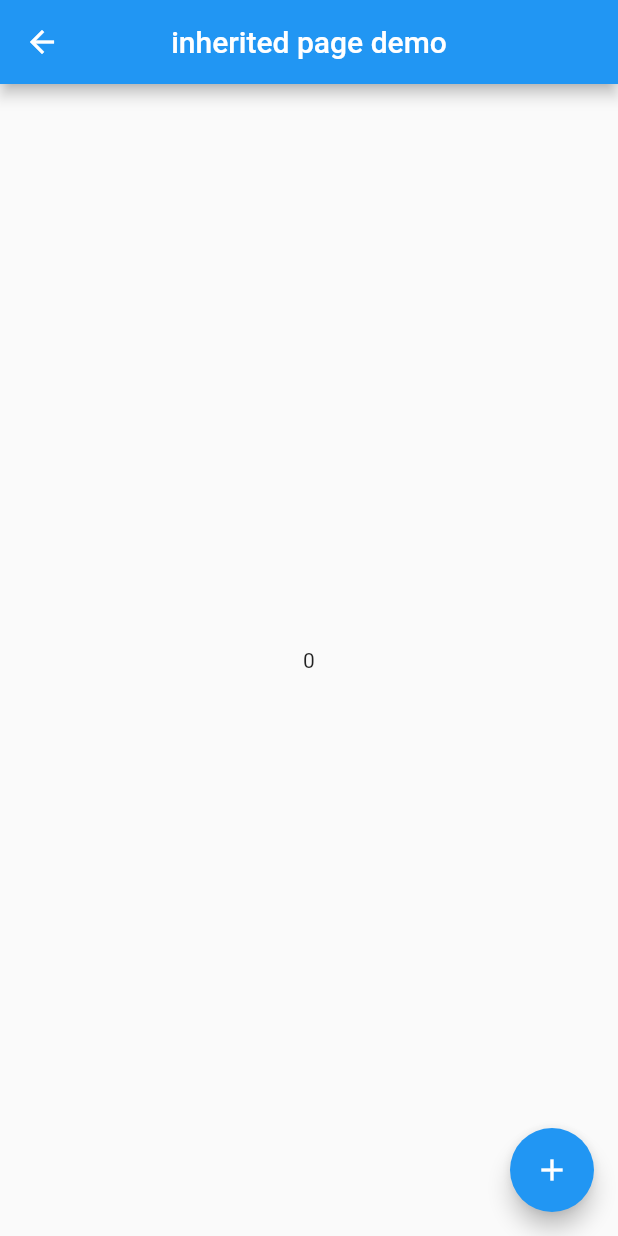
After one commit to hangYq/zeus_flutter, a Flutter app: the screen it shows after launch, after a tap on "inherited", on a phone screen of 412 x 824 dp. The commit adds this screen. Run offline on Flutter 3.47's test engine with Material 2 defaults, Android fonts, the phone set to English and light mode, and no system bars.

Commit message:
feat: InheritedWidget

```diff
--- /dev/null
+++ b/lib/pages/inherited_page/view.dart
@@ -0,0 +1,96 @@
+import 'package:flutter/material.dart';
+
+class InheritedDemoPage extends StatefulWidget {
+  const InheritedDemoPage({Key? key}) : super(key: key);
+
+  @override
+  State<InheritedDemoPage> createState() => _InheritedDemoPageState();
+}
+
+class _InheritedDemoPageState extends State<InheritedDemoPage> {
+  int _number = 0;
+
+  void _incrementCounter() {
+    setState(() {
+      _number++;
+    });
+  }
+
+  @override
+  Widget build(BuildContext context) {
+    return Scaffold(
+      appBar: AppBar(
+        title: Text('inherited page demo'),
+        centerTitle: true,
+      ),
+      body: InheritedInfoWidget(
+        number: _number,
+        child: Center(
+          child: Column(
+            mainAxisAlignment: MainAxisAlignment.center,
+            children: [
+              InfoChildWidget(),
+            ],
+          ),
+        ),
+      ),
+      floatingActionButton: FloatingActionButton(
+        onPressed: _incrementCounter,
+        child: Icon(
+          Icons.add,
+        ),
+      ),
+    );
+  }
+}
+
+class InheritedInfoWidget extends InheritedWidget {
+  InheritedInfoWidget({
+    Key? key,
+    required this.number,
+    required this.child,
+  }) : super(
+          key: key,
+          child: child,
+        );
+
+  final int number;
+  final Widget child;
+
+  @override
+  bool updateShouldNotify(covariant InheritedWidget oldWidget) {
+    return true;
+  }
+
+  static InheritedInfoWidget? of(BuildContext context) {
+    return context.dependOnInheritedWidgetOfExactType<InheritedInfoWidget>();
+
+    // return context
+    //     .getElementForInheritedWidgetOfExactType<InheritedInfoWidget>()
+    //     ?.widget as InheritedInfoWidget;
+  }
+}
+
+class InfoChildWidget extends StatefulWidget {
+  const InfoChildWidget({Key? key}) : super(key: key);
+
+  @override
+  State<InfoChildWidget> createState() => _InfoChildWidgetState();
+}
+
+class _InfoChildWidgetState extends State<InfoChildWidget> {
+  @override
+  void didChangeDependencies() {
+    super.didChangeDependencies();
+    //父或祖先widget中的InheritedWidget改变(updateShouldNotify返回true)时会被调用。
+    //如果build中没有依赖InheritedWidget，则此回调不会被调用。
+    print("Dependencies change");
+  }
+
+  @override
+  Widget build(BuildContext context) {
+    final int number = InheritedInfoWidget.of(context)!.number;
+    return Text('$number');
+    // return Text('number');
+  }
+}
--- a/lib/routes/constants.dart
+++ b/lib/routes/constants.dart
@@ -3,4 +3,5 @@ class RoutesName {
   static const String futurePage = "future_page";
   static const String buttonPage = "button_page";
   static const String scopedModel = "scoped_model";
+  static const String inherited = "inherited";
 }
--- a/lib/routes/routes.dart
+++ b/lib/routes/routes.dart
@@ -3,7 +3,8 @@ import 'package:zeus/pages/future_page/view.dart';
 
 import '../pages/button_page/view.dart';
 import '../pages/home_page/view.dart';
-import '../pages/scoped_model/view.dart';
+import '../pages/inherited_page/view.dart';
+import '../pages/scoped_model_page/view.dart';
 import './constants.dart';
 
 typedef PageBuilder = Widget Function(
@@ -19,5 +20,6 @@ class AppRoutes {
         FutureDemoPage(arguments: arguments),
     RoutesName.buttonPage: (context, {arguments}) => ButtonDemoPage(),
     RoutesName.scopedModel: (context, {arguments}) => ScopedModelDemoPage(),
+    RoutesName.inherited: (context, {arguments}) => InheritedDemoPage(),
   };
 }
```
Also changed, not shown: lib/pages/scoped_model_page/models/counter_model.dart (renamed from lib/pages/scoped_model/models/counter_model.dart), lib/pages/scoped_model_page/view.dart (renamed from lib/pages/scoped_model/view.dart).
